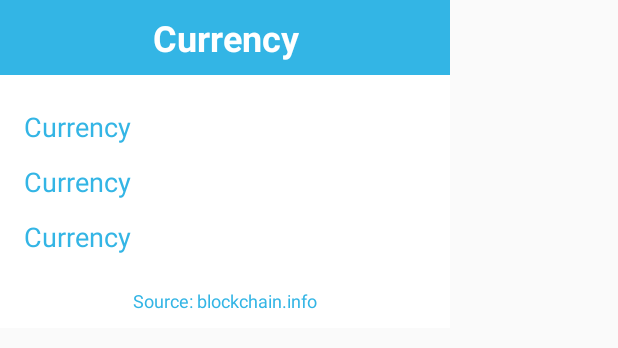
After one commit to aaronfields/BitcoinPriceTracker, an Android app: the layout custom_dialog.xml on its own in the app's theme, with its tools: preview values and no code run, on a phone screen of 412 x 824 dp. The commit adds this screen. Shown: the top 348 px of the screen. Run offline under Robolectric (Android 15) with nearby library versions, the phone set to English and light mode, and no system bars.

Commit message:
added dialog

```diff
--- a/app/src/main/java/io/github/aaronfields/bitcoinpricetracker/BitcoinService.java
+++ b/app/src/main/java/io/github/aaronfields/bitcoinpricetracker/BitcoinService.java
@@ -12,5 +12,4 @@ public interface BitcoinService {
 
     @GET("ticker")
     Call<Map<String, Currency>> getAll();
-    //Call<CurrencyResponse> getRate(@Query("rate") String rate);
 }
--- /dev/null
+++ b/app/src/main/res/layout/custom_dialog.xml
@@ -0,0 +1,64 @@
+<?xml version="1.0" encoding="utf-8"?>
+<LinearLayout xmlns:android="http://schemas.android.com/apk/res/android"
+              android:orientation="vertical"
+              android:layout_width="300dp"
+              android:layout_height="wrap_content"
+              android:background="#ffffff">
+
+    <TextView
+        android:id="@+id/dialog_currency"
+        android:layout_width="match_parent"
+        android:layout_height="50dp"
+        android:text="Currency"
+        android:textSize="24sp"
+        android:textStyle="bold"
+        android:textColor="#ffffff"
+        android:layout_gravity="center_horizontal"
+        android:gravity="center"
+        android:background="@android:color/holo_blue_light"
+        android:layout_marginBottom="12dp"
+        />
+
+    <TextView
+        android:id="@+id/dialog_current"
+        android:layout_width="wrap_content"
+        android:layout_height="wrap_content"
+        android:textSize="18sp"
+        android:textColor="@android:color/holo_blue_light"
+        android:text="Currency"
+        android:layout_marginBottom="12dp"
+        android:layout_marginTop="10dp"
+        android:layout_marginLeft="16dp"/>
+
+    <TextView
+        android:id="@+id/dialog_buy"
+        android:layout_width="wrap_content"
+        android:layout_height="wrap_content"
+        android:textSize="18sp"
+        android:textColor="@android:color/holo_blue_light"
+        android:text="Currency"
+        android:layout_marginBottom="12dp"
+        android:layout_marginLeft="16dp"/>
+
+    <TextView
+        android:id="@+id/dialog_sell"
+        android:layout_width="wrap_content"
+        android:layout_height="wrap_content"
+        android:textSize="18sp"
+        android:textColor="@android:color/holo_blue_light"
+        android:text="Currency"
+        android:layout_marginBottom="12dp"
+        android:layout_marginLeft="16dp"/>
+
+    <TextView
+        android:layout_width="wrap_content"
+        android:layout_height="wrap_content"
+        android:layout_gravity="center_horizontal"
+        android:textSize="12sp"
+        android:textColor="@android:color/holo_blue_light"
+        android:text="Source: blockchain.info"
+        android:layout_margin="10dp"/>
+
+
+
+</LinearLayout>
--- a/app/src/main/res/layout/item_price.xml
+++ b/app/src/main/res/layout/item_price.xml
@@ -7,6 +7,9 @@
     android:layout_marginRight="6dp"
     android:layout_marginTop="1dp"
     android:layout_marginBottom="1dp"
+    android:clickable="true"
+    android:focusable="true"
+    android:foreground="?android:selectableItemBackground"
     xmlns:android="http://schemas.android.com/apk/res/android"
     xmlns:tools="http://schemas.android.com/tools">
 
```
Also changed, not shown: app/src/main/java/io/github/aaronfields/bitcoinpricetracker/PriceActivity.java (+39 -4 lines), app/src/main/java/io/github/aaronfields/bitcoinpricetracker/Singleton.java (added, +36 -0 lines), app/src/main/res/layout/activity_price.xml (+14 -12 lines).
